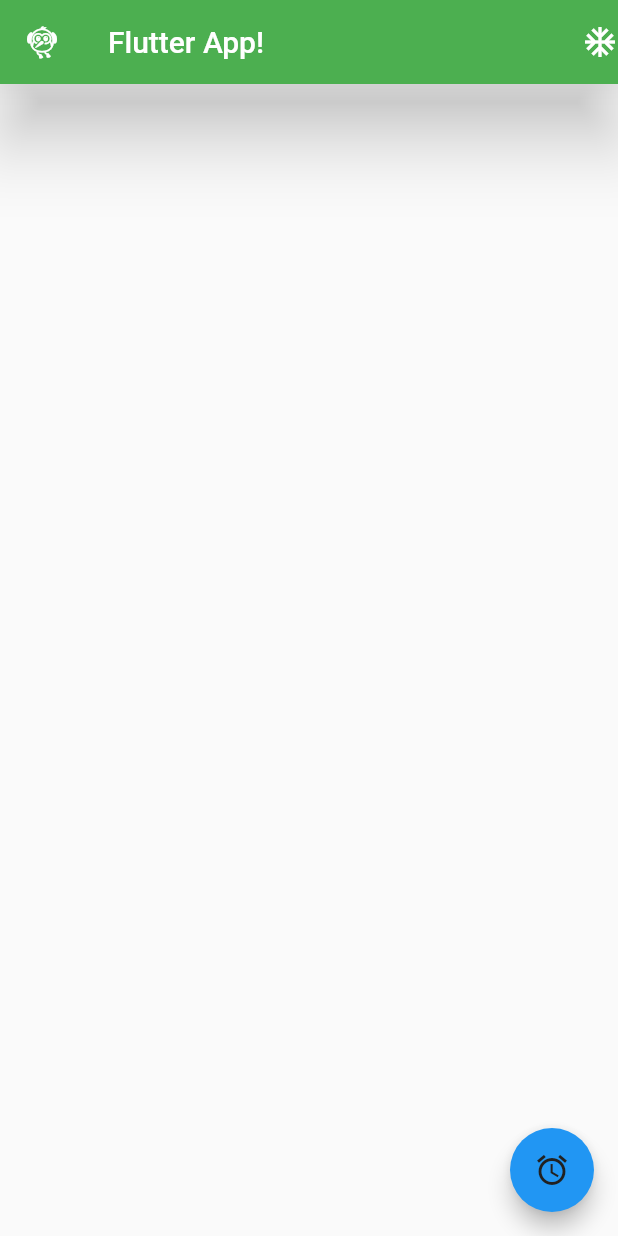
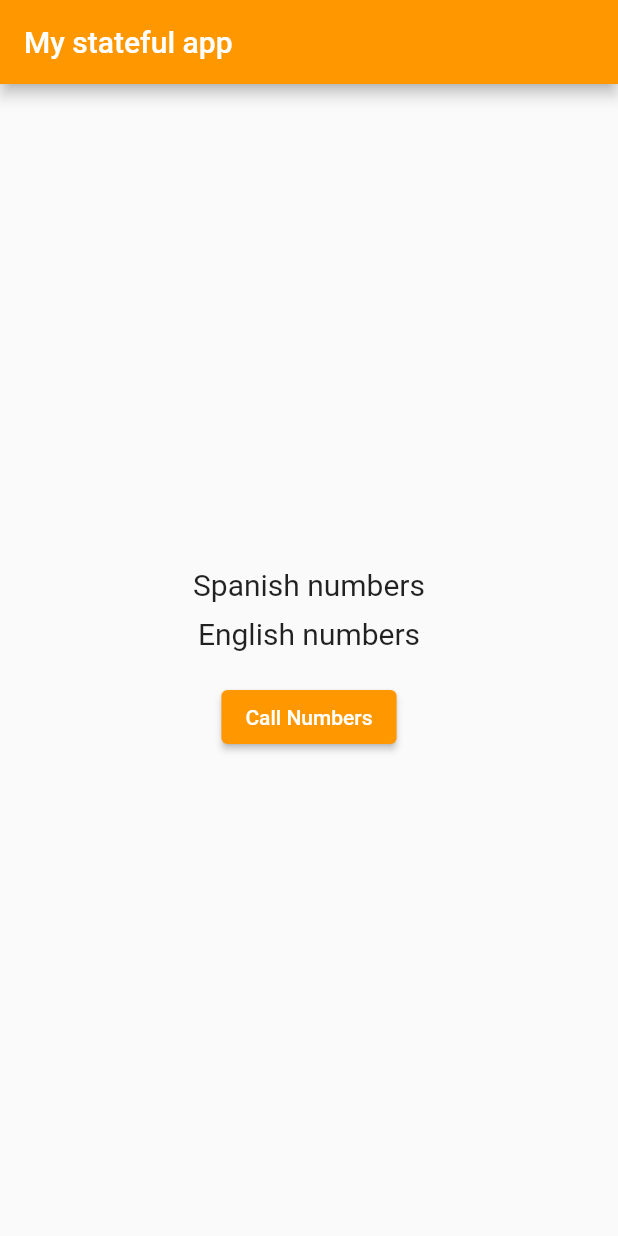
Before and after one commit to Ranaco/Spanish-Numbers, a Flutter app: the screen it shows after launch, on a phone screen of 412 x 824 dp. Run offline on Flutter 3.47's test engine with Material 2 defaults, Android fonts, the phone set to English and light mode, and no system bars.

Commit message:
app done!

```diff
--- a/lib/main.dart
+++ b/lib/main.dart
@@ -1,36 +1,104 @@
-// ignore_for_file: prefer_const_constructors
+// ignore_for_file: prefer_const_constructors, prefer_const_literals_to_create_immutables
 
 import 'package:flutter/material.dart';
 
 void main(List<String> args) {
-  var run = MaterialApp(
+  runApp(MaterialApp(
     title: 'first App',
     debugShowCheckedModeBanner: false,
     theme: ThemeData(
       primaryColor: Colors.green,
     ),
-    home: Scaffold(
+    home: MyApp(),
+  ));
+}
+
+class MyApp extends StatefulWidget {
+  const MyApp({Key? key}) : super(key: key);
+
+  @override
+  MyAppState createState() {
+    return MyAppState();
+  }
+}
+
+class MyAppState extends State<MyApp> {
+  var counter = 0;
+  var counter2 = 0;
+  List<String> spanishNumbers = [
+    "uno",
+    "dos",
+    "tres",
+    "cuatro",
+    "cinco",
+    "sies",
+    "seite",
+    "ocho",
+    "nueve",
+    "dietz",
+  ];
+  List englishNumbers = [
+    "one",
+    "two",
+    "three",
+    "four",
+    "five",
+    "six",
+    "seven",
+    "eight",
+    "nine",
+    "ten"
+  ];
+
+  String defaultText = "Spanish numbers";
+  String englishText = "English numbers";
+
+  displaySNumbers() {
+    setState(() {
+      defaultText = spanishNumbers[counter];
+      englishText = englishNumbers[counter];
+      if (counter < 9) {
+        counter++;
+      } else {
+        counter = 0;
+      }
+    });
+  }
+
+  @override
+  Widget build(BuildContext context) {
+    return Scaffold(
         appBar: AppBar(
-        title: Text(
-          'Flutter App!',
-          style: TextStyle(color: Colors.white),
+          title: Text("My stateful app"),
+          backgroundColor: Colors.orange,
         ),
-        backgroundColor: Colors.green,
-        leading: Icon(
-          Icons.flutter_dash_rounded,
-          color: Colors.white,
+        body: Center(
+          child: Center(
+            child: Column(
+              mainAxisAlignment: MainAxisAlignment.center,
+              children: <Widget>[
+                Text(
+                  defaultText,
+                  style: TextStyle(fontSize: 20),
                 ),
-        elevation: 20,
-        actions: const <Widget>[Icon(Icons.ac_unit)],
+                SizedBox(
+                  height: 10,
                 ),
-      floatingActionButton: FloatingActionButton(
-        onPressed: () {},
-        child: Icon(
-          Icons.access_alarm,
-          color: Colors.grey.shade900,
+                Text(
+                  englishText,
+                  style: TextStyle(
+                    fontSize: 20,
                   ),
                 ),
+                Padding(padding: EdgeInsets.all(10)),
+                ElevatedButton(
+                  onPressed: displaySNumbers,
+                  child: Text('Call Numbers'),
+                  style: ElevatedButton.styleFrom(primary: Colors.orange),
                 ),
-  );
-  runApp(run);
+              ],
+            ),
+          ),
+        ));
   }
+}
```
Also changed, not shown: 1 other file. Lines whose indentation alone changed are shown as unchanged.
